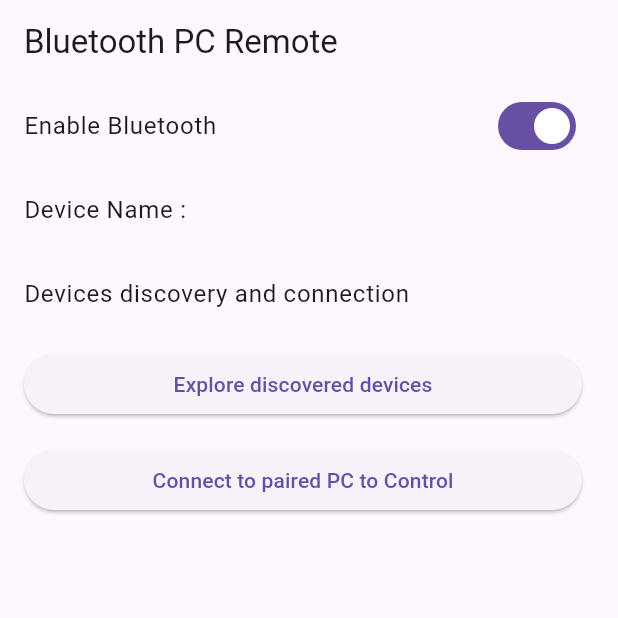
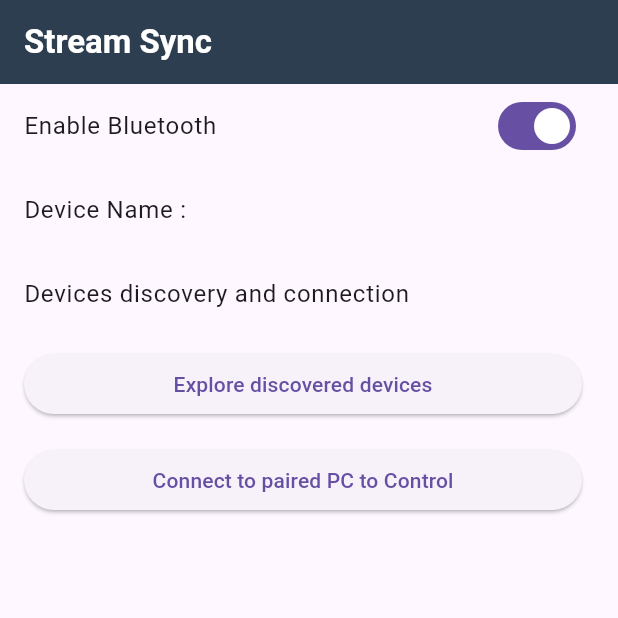
Before and after one commit to TheScriptRailoth/stream-sync, a Flutter app: the screen it shows after launch, on a phone screen of 412 x 824 dp, the top half of it. Run offline on Flutter 3.47's test engine with Material 3 defaults, Android fonts, the light colour scheme and no system bars; our stand-ins replace flutter_bluetooth_serial, sensors_plus, vibration; missing offline and left inert: control_pad_plus, flutter_reactive_ble, holding_gesture.

Commit message:
StreamSync: Updated yml and app name
Signed-off-by: Ashutosh <am3718440@gmail.com>

```diff
--- a/lib/MainPage.dart
+++ b/lib/MainPage.dart
@@ -62,7 +62,8 @@ class _MainPage extends State<MainPage> {
   Widget build(BuildContext context) {
     return Scaffold(
       appBar: AppBar(
-        title: const Text('Bluetooth PC Remote'),
+        title: const Text('Stream Sync', style: TextStyle(color: Colors.white, fontWeight: FontWeight.bold),),
+        backgroundColor: Color(0xff2C3E50),
       ),
       body: Container(
         child: ListView(
--- a/lib/RemoteConnectionPage.dart
+++ b/lib/RemoteConnectionPage.dart
@@ -644,7 +644,7 @@ class _RemoteConnectionPageState extends State<RemoteConnectionPage> {
                         .size
                         .width / 5) - 16,
                     onPressed: isConnected ? () => presentCurrent() : null,
-                    tooltip: 'Present from current slide',
+                    tooltip: 'Keyboard',
                   ),
                   IconButton(
                     icon: const Icon(Icons.chevron_left),
```
Also changed, not shown: pubspec.lock, 2 other files.
